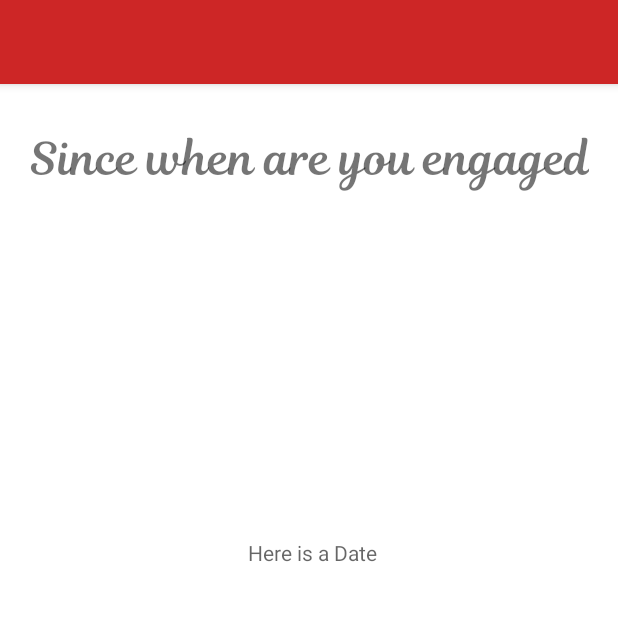
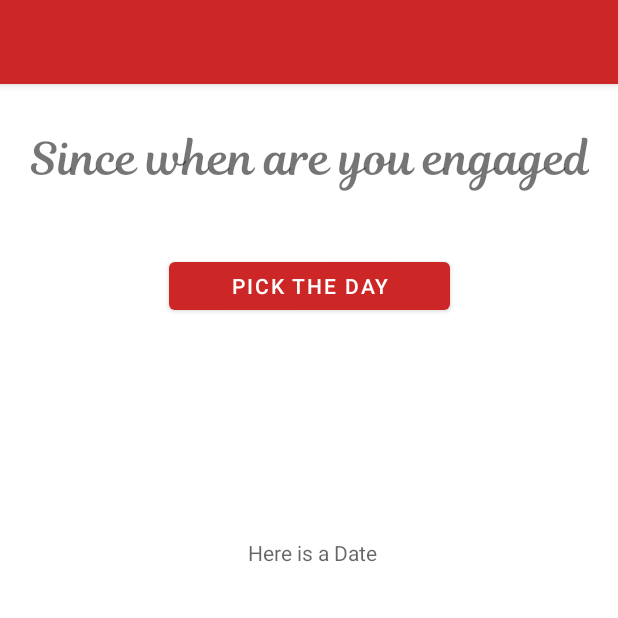
Before and after one commit to Toscanphoenix-de/LoveTime, an Android app: the FirstEngagementActivity screen opened directly, with no data from a screen before it, on a phone screen of 412 x 824 dp, the top half of it. Run offline under Robolectric (Android 15) with nearby library versions, the phone set to English and light mode, and no system bars; 1 statement that could not run was skipped.

Commit message:
placement of button changed

```diff
--- a/app/src/main/res/layout/activity_first_engagement.xml
+++ b/app/src/main/res/layout/activity_first_engagement.xml
@@ -36,7 +36,7 @@
         android:text="@string/pickDate"
         app:layout_constraintEnd_toEndOf="parent"
         app:layout_constraintStart_toStartOf="parent"
-        app:layout_constraintTop_toBottomOf="@+id/textView" />
+        app:layout_constraintTop_toBottomOf="@+id/EngagedText" />
 
     <TextView
         android:id="@+id/EngageDate"
```
